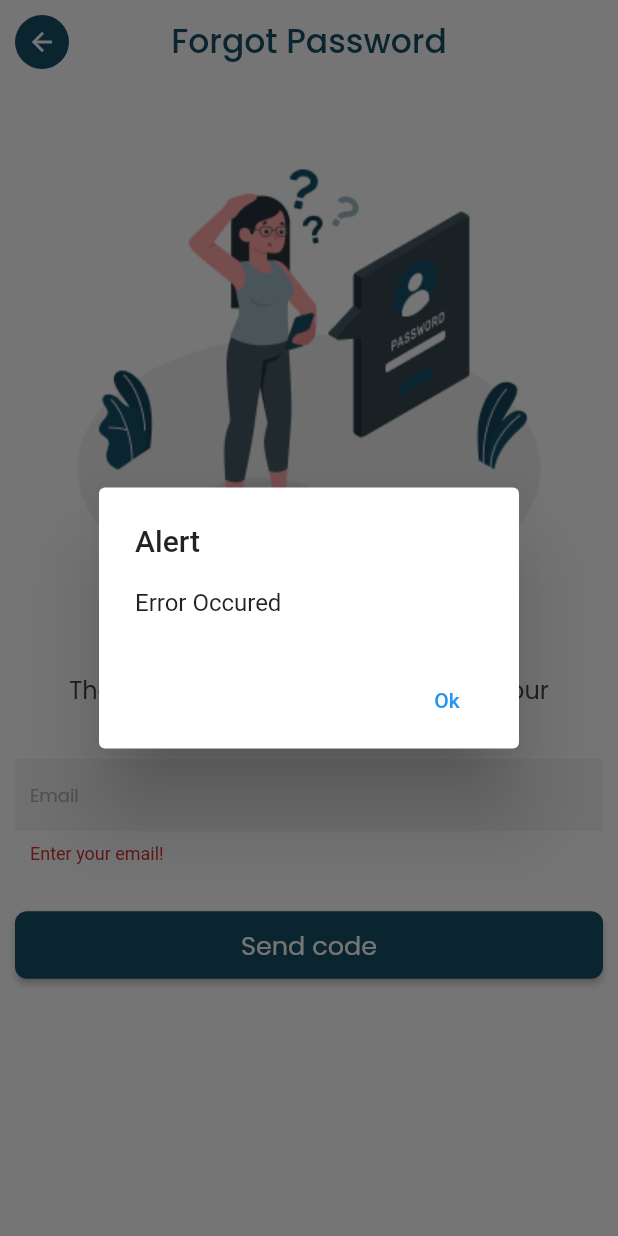
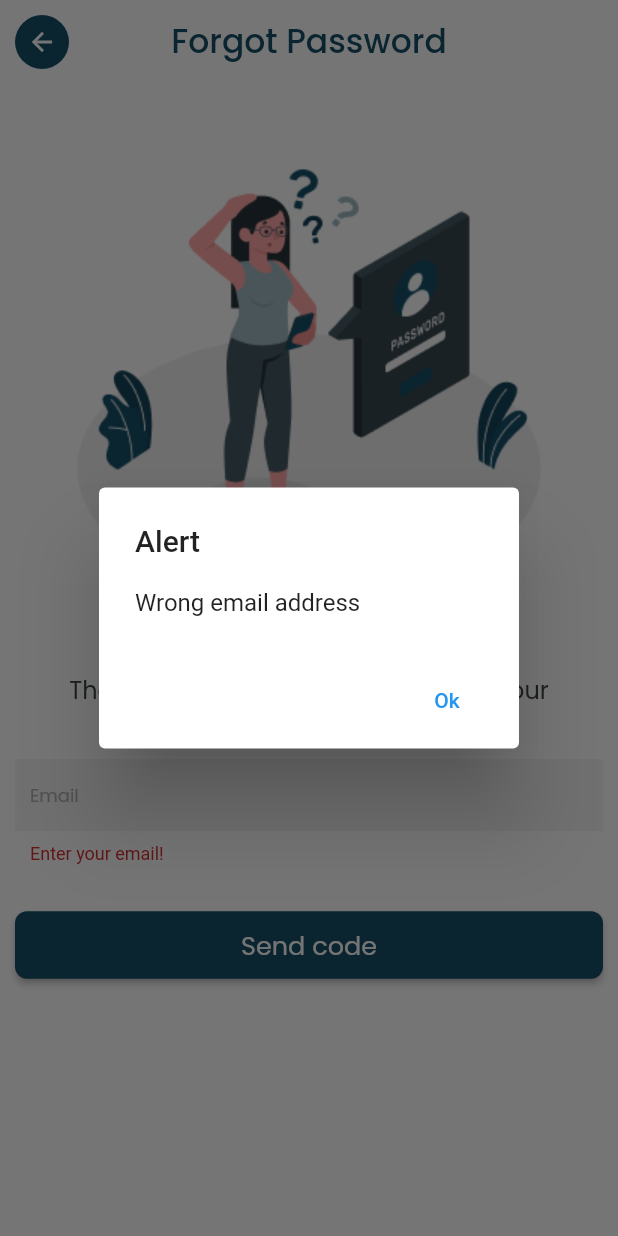
Before and after one commit to SalmaNada5/Task-Tech, a Flutter app: the ForgotPasswordScreen screen opened by its route, after a tap on "Send code", on a phone screen of 412 x 824 dp. Run offline on Flutter 3.47's test engine with Material 2 defaults, Android fonts, the phone set to English and light mode, and no system bars; our stand-ins replace custom_navigation_bar, dio, dotted_border, file_picker, flutter_switch, google_fonts and 10 more; missing offline and left inert: flutter_rounded_progress_bar, syncfusion_flutter_core; accounts and stored records are empty.

Commit message:
adding error messages text + remove sharedPref logic from verification screen

```diff
--- a/lib/presentation/screens/auth/view/screens/forgot_password_screen.dart
+++ b/lib/presentation/screens/auth/view/screens/forgot_password_screen.dart
@@ -87,8 +87,7 @@ class ForgotPasswordScreen extends StatelessWidget {
                       Constants.navigateTo(
                           const VerificationScreen(fromSignup: false));
                     } else {
-                      //TODO wrong email message
-                      Constants.errorMessage();
+                      Constants.errorMessage(description: 'Wrong email address');
                     }
                   },
                   style: ButtonStyle(
```
Also changed, not shown: lib/presentation/screens/auth/view/screens/verification_code_screen.dart (+6 -14 lines).
